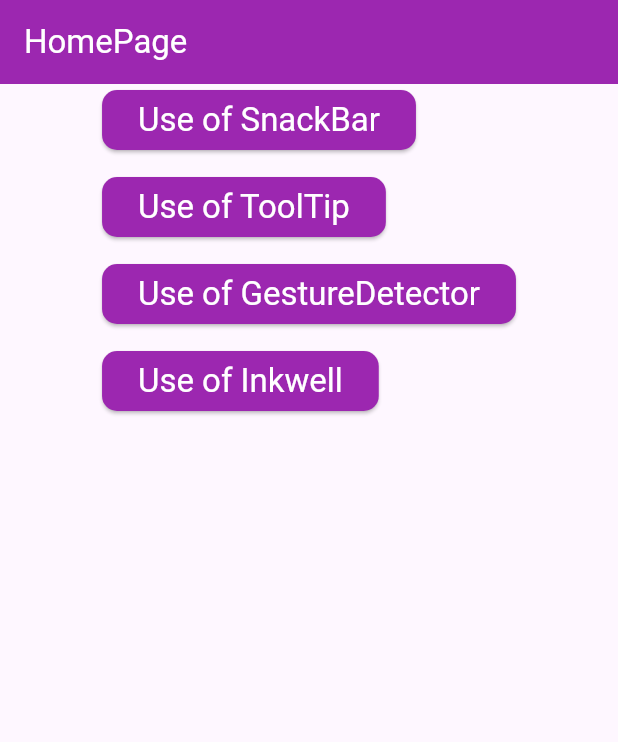
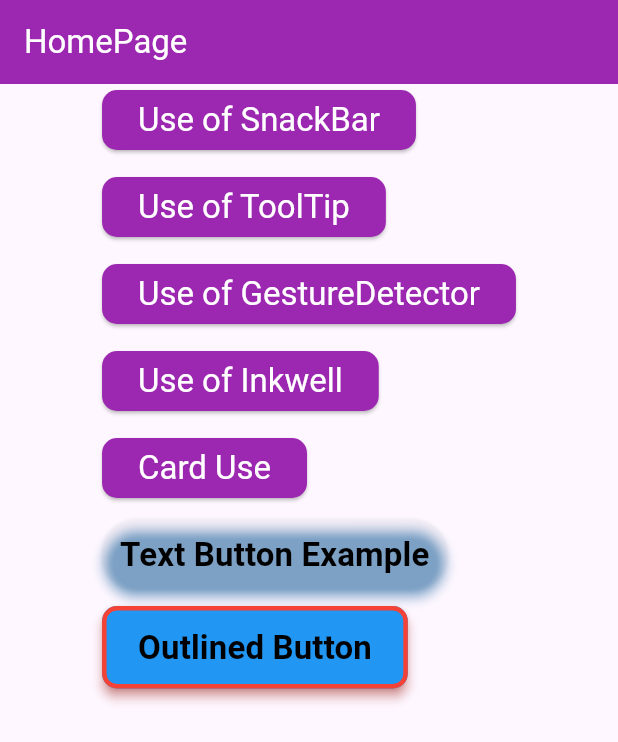
Before and after one commit to Cold-Thunder/flutter_widget_use_from_inkwell, a Flutter app: the screen it shows after launch, on a phone screen of 412 x 824 dp. Shown: the top 742 px of the screen. Run offline on Flutter 3.47's test engine with Material 3 defaults, Android fonts, the light colour scheme and no system bars.

Commit message:
outlined button, text button and card done

```diff
--- a/lib/screens/home_page.dart
+++ b/lib/screens/home_page.dart
@@ -1,4 +1,7 @@
+import 'package:flutter/foundation.dart';
 import 'package:flutter/material.dart';
+import 'package:widgets_use/utiles/styles/text_styles.dart';
+import 'package:widgets_use/widgets_use/card_widget_use.dart';
 import 'package:widgets_use/widgets_use/elevated_button_use.dart';
 import 'package:widgets_use/widgets_use/gesture_detector_use.dart';
 import 'package:widgets_use/widgets_use/inkwell_use.dart';
@@ -22,10 +25,49 @@ class HomePage extends StatelessWidget {
             crossAxisAlignment: CrossAxisAlignment.start,
             spacing: 10,
             children: [
-                ElevatedButtonUse(title: 'Use of SnackBar', screen: UseSnackbar()),
+              ElevatedButtonUse(title: 'Use of SnackBar', screen: UseSnackbar()),
               ElevatedButtonUse(title: 'Use of ToolTip', screen: ToolTipUse()),
               ElevatedButtonUse(title: 'Use of GestureDetector', screen: GestureDetectorUse()),
-              ElevatedButtonUse(title: 'Use of Inkwell', screen: InkWellUse())
+              ElevatedButtonUse(title: 'Use of Inkwell', screen: InkWellUse()),
+              ElevatedButtonUse(title: "Card Use", screen: CardWidgetUse()),
+              TextButton(
+                style: TextButton.styleFrom(
+                  elevation: 3,
+                  shadowColor: Colors.blue
+                ),
+                onPressed: (){
+                    print("Text Button");
+                },
+                child: Text('Text Button Example', style: TextStyles.headingStyle.copyWith(
+                  color: Colors.black
+                ))
+              ),
+              OutlinedButton(
+                  onPressed: (){
+                    if (kDebugMode) {
+                      print('Outlined Button');
+                    }
+                  },
+                  style: OutlinedButton.styleFrom(
+                    elevation: 3,
+                    shadowColor: Colors.red,
+                    backgroundColor: Colors.blue,
+                    side: BorderSide(
+                      width: 3,
+                      color: Colors.red,
+                    ),
+                    shape: RoundedRectangleBorder(
+                      borderRadius: BorderRadius.circular(10),
+                    ),
+                    fixedSize: Size.fromHeight(55)
+                  ),
+                  child: Text(
+                    'Outlined Button',
+                    style: TextStyles.headingStyle.copyWith(
+                      color: Colors.black
+                    )
+                  )
+              )
             ],
           ),
         ),
--- a/lib/utiles/methods.dart
+++ b/lib/utiles/methods.dart
@@ -1,6 +1,7 @@
 import 'package:flutter/material.dart';
 
 class Methods{
+  ///snack bar
   static void snackBarMethod(BuildContext context){
       final snack = SnackBar(
         width: 200,
@@ -29,4 +30,6 @@ class Methods{
       );
       ScaffoldMessenger.of(context).showSnackBar(snack);
     }
+
+
 }
--- /dev/null
+++ b/lib/utiles/styles/text_styles.dart
@@ -0,0 +1,11 @@
+
+
+import 'package:flutter/material.dart';
+
+class TextStyles{
+  static TextStyle headingStyle = TextStyle(
+    fontSize: 22,
+    color: Colors.white,
+    fontWeight: FontWeight.bold
+  );
+}
--- /dev/null
+++ b/lib/utiles/texts.dart
@@ -0,0 +1,3 @@
+class Texts{
+  static String name = 'Mohammad Hemal';
+}
```
Also changed, not shown: lib/widgets_use/card_widget_use.dart (added, +47 -0 lines), lib/widgets_use/use_snackbar.dart (+17 -11 lines), 3 other files.
